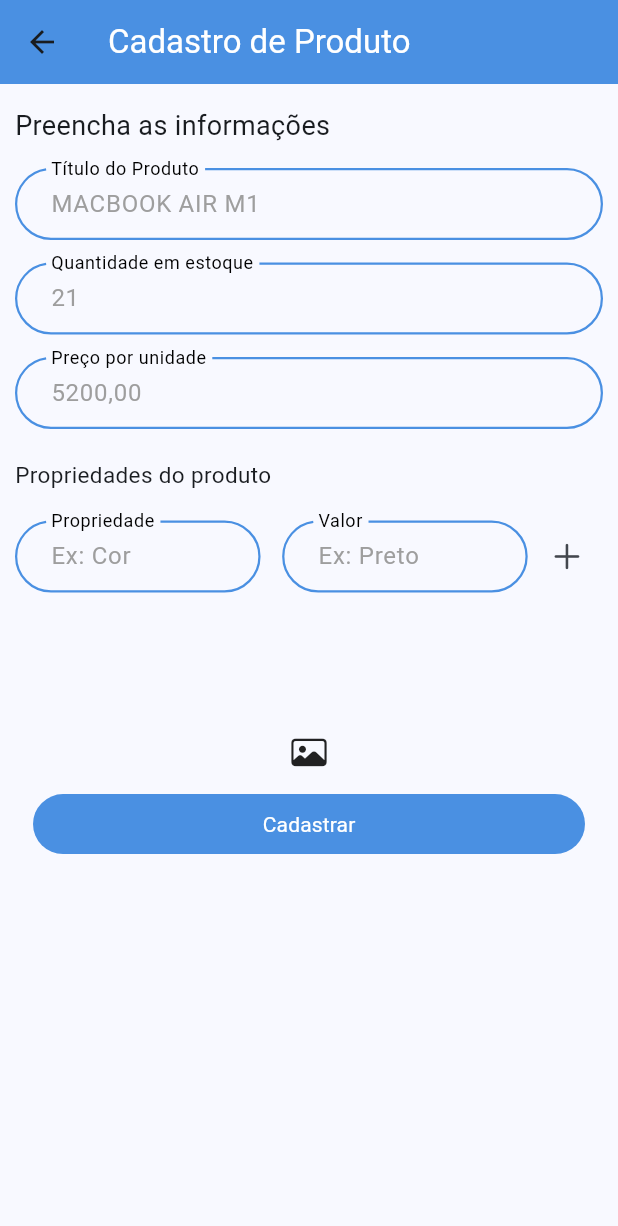
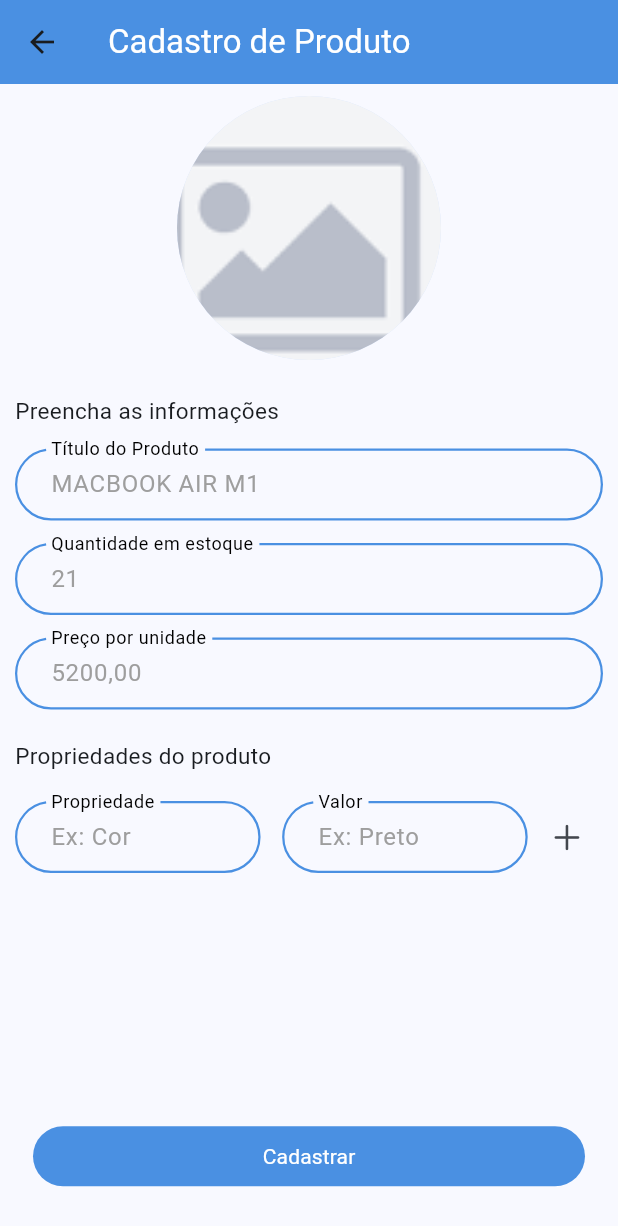
Before and after one commit to devcsuzarte/myCommerce_Flutter, a Flutter app: the AddItemScreen screen opened directly, on a phone screen of 412 x 824 dp. Shown: the top 1226 px of the screen. Run offline on Flutter 3.47's test engine with Material 3 defaults, Android fonts, the phone set to English and light mode, and no system bars; our stand-ins replace cloud_firestore, firebase_auth, firebase_core, firebase_storage, image_picker, modal_progress_hud_nsn; accounts and stored records are empty.

Commit message:
Add input image to each item have your own icon

```diff
--- a/lib/controller/commerce_data.dart
+++ b/lib/controller/commerce_data.dart
@@ -43,6 +43,7 @@
           final price = item['price'];
           final stock = item['stock'];
           final details = item['details'];
+          final imageURL = item['imageURL'];
           final id = item.id;
 
           final itemRecived = Item(
@@ -51,6 +52,7 @@
             stock: stock,
             details: details,
             id: id,
+            productUrlImage: imageURL
           );
           itemsListSnapshot.add(itemRecived);
         }
--- a/lib/screens/add_item_screen/add_item_screen.dart
+++ b/lib/screens/add_item_screen/add_item_screen.dart
@@ -60,7 +60,7 @@
   }
 
 
-
+//child: imagePath != null ? Image.network(imagePath!) : Icon(CupertinoIcons.photo),
   @override
   Widget build(BuildContext context) {
     return GestureDetector(
@@ -78,6 +78,25 @@
         ),
           body:  Form(
                 key: formKey,
+                child: Column(
+                  children: [
+                    Expanded(
+                      flex: 1,
+                      child: Padding(
+                        padding: const EdgeInsets.symmetric(vertical: 8.0),
+                        child: CircleAvatar(
+                          child: GestureDetector(
+                            onTap: () {
+                              pickImage();
+                            },
+                          ),
+                          backgroundImage: imagePath != null ? NetworkImage(imagePath!) : AssetImage('assets/Image-not-found.png'),
+                          minRadius: 10,
+                        ),
+                      )
+                    ),
+                    Expanded(
+                      flex: 3,
                       child: ListView(
                         padding: EdgeInsets.symmetric(horizontal: 10),
                         children: [
@@ -86,7 +105,7 @@
                                   child: Text(
                                     'Preencha as informações',
                                     style: TextStyle(
-                                fontSize: 18
+                                      fontSize: 15
                                     ),
                                   ),
                                 ),
@@ -170,19 +189,13 @@
                               ),
                               AddDetail(),
                               SizedBox(
-                          height: MediaQuery.of(context).size.height * 0.10,
+                                height: MediaQuery.of(context).size.height * 0.20,
                                 child: Padding(
                                   padding: const EdgeInsets.symmetric(vertical: 8.0),
                                   child: DetailList(),
                                 ),
                               ),
                             ],
-                    ),
-                    MaterialButton(
-                      onPressed: () {
-                        pickImage();
-                      },
-                      child: imagePath != null ? Image.network(imagePath!) : Icon(CupertinoIcons.photo),
                           ),
                           Container(
                             margin: EdgeInsets.symmetric(horizontal: 12),
@@ -213,6 +226,9 @@
                         ],
                       ),
                     ),
+                  ],
+                ),
+              ),
       ),
     ) ;
   }
--- a/lib/widgets/items_screen_widgets/item_cell.dart
+++ b/lib/widgets/items_screen_widgets/item_cell.dart
@@ -28,7 +28,7 @@
           child: CircleAvatar(
             backgroundColor: kSecondaryColor,
             minRadius: 38,
-            backgroundImage: NetworkImage('https://i.guim.co.uk/img/media/18badfc0b64b09f917fd14bbe47d73fd92feeb27/189_335_5080_3048/master/5080.jpg?width=1200&height=1200&quality=85&auto=format&fit=crop&s=1562112c7a64da36ae0a5e75075a0d12')
+            backgroundImage: NetworkImage(item.productUrlImage!)
           ),
         ),
         Expanded(
--- a/pubspec.yaml
+++ b/pubspec.yaml
@@ -39,6 +39,7 @@
   modal_progress_hud_nsn: ^0.5.0
   image_picker: ^1.1.2
 
+
   flutter_localizations:
     sdk: flutter
   intl: any
@@ -69,6 +70,7 @@
   assets:
     - assets/login_background.png
     - assets/iphone.jpg
+    - assets/Image-not-found.png
 
   fonts:
     - family: Roboto
```
Also changed, not shown: assets/Image-not-found.png (added). Lines whose indentation alone changed are shown as unchanged.
